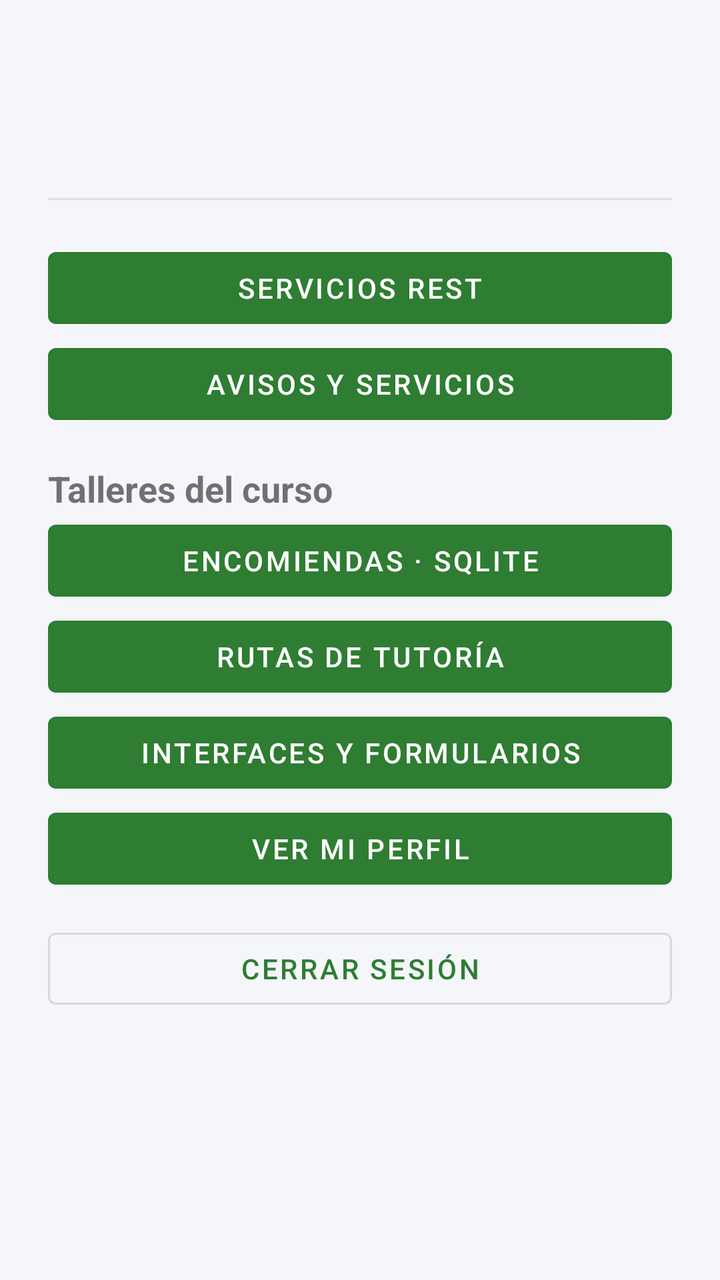
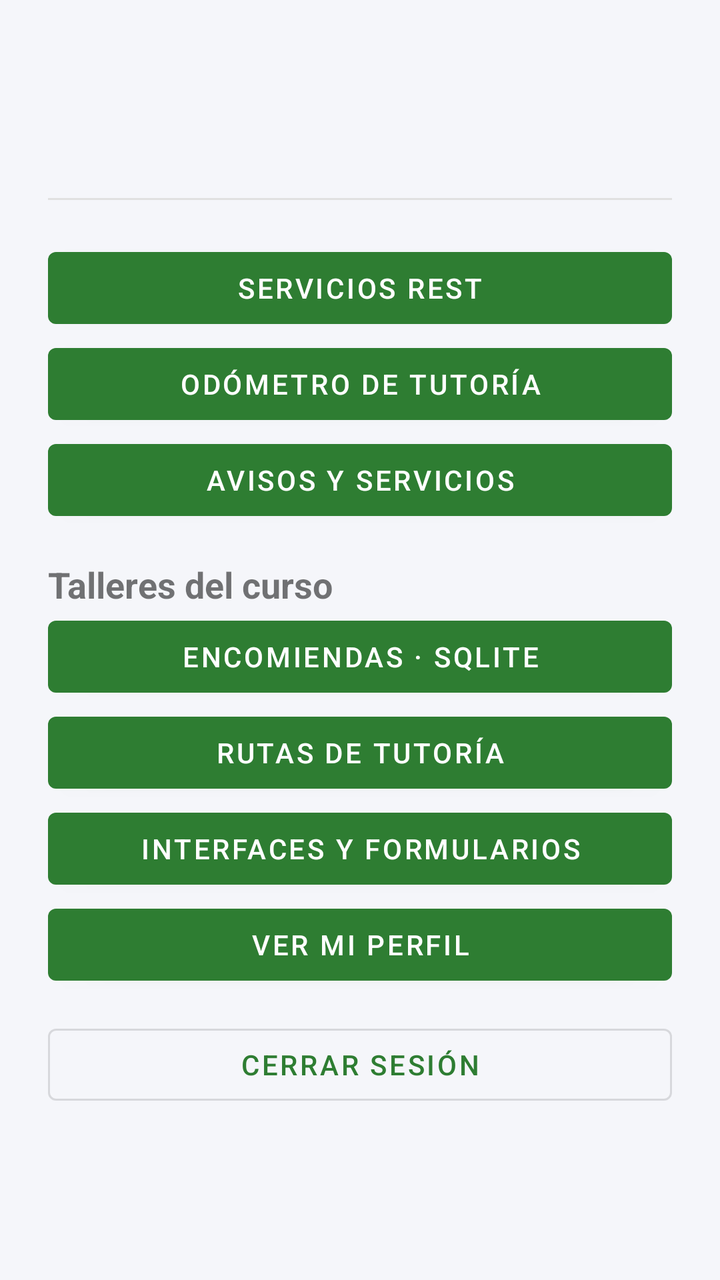

Screens rendered from an Android XML layout before and after an edit, with the pre-edit source and the edit as a unified diff.
<!-- AndroidManifest.xml: application theme Theme.CursosVirtuales -->
<!-- res/layout/activity_main.xml -->
<?xml version="1.0" encoding="utf-8"?>
<ScrollView xmlns:android="http://schemas.android.com/apk/res/android"
    android:layout_width="match_parent" android:layout_height="match_parent" android:fillViewport="true">
<LinearLayout
    android:layout_width="match_parent"
    android:layout_height="wrap_content"
    android:orientation="vertical"
    android:background="@color/background"
    android:padding="24dp">

    <TextView
        android:id="@+id/tvWelcome"
        android:layout_width="match_parent"
        android:layout_height="wrap_content"
        android:textSize="22sp"
        android:textStyle="bold"
        android:textColor="@color/text_primary" />

    <TextView
        android:id="@+id/tvRolePanel"
        android:layout_width="match_parent"
        android:layout_height="wrap_content"
        android:layout_marginTop="4dp"
        android:textSize="16sp"
        android:textColor="@color/text_secondary" />

    <View
        android:layout_width="match_parent"
        android:layout_height="1dp"
        android:background="#E0E0E0"
        android:layout_marginVertical="20dp" />

    <com.google.android.material.button.MaterialButton
        android:id="@+id/btnMisCursos"
        android:layout_width="match_parent"
        android:layout_height="wrap_content"
        android:layout_marginBottom="12dp"
        android:text="@string/titulo_mis_cursos"
        android:visibility="gone" />

    <com.google.android.material.button.MaterialButton
        android:id="@+id/btnCursosDisponibles"
        android:layout_width="match_parent"
        android:layout_height="wrap_content"
        android:layout_marginBottom="12dp"
        android:text="@string/titulo_cursos_disponibles"
        android:visibility="gone" />

    <com.google.android.material.button.MaterialButton
        android:id="@+id/btnCalificaciones"
        android:layout_width="match_parent"
        android:layout_height="wrap_content"
        android:text="Mis calificaciones"
        android:visibility="gone" />

    <com.google.android.material.button.MaterialButton
        android:id="@+id/btnServiciosRest"
        android:layout_width="match_parent"
        android:layout_height="wrap_content"
        android:text="Servicios REST" />

    <com.google.android.material.button.MaterialButton
        android:id="@+id/btnAvisos" android:layout_width="match_parent"
        android:layout_height="wrap_content" android:text="Avisos y servicios" />

    <TextView android:layout_width="match_parent" android:layout_height="wrap_content"
        android:layout_marginTop="16dp" android:text="Talleres del curso" android:textStyle="bold" android:textSize="18sp" />
    <com.google.android.material.button.MaterialButton
        android:id="@+id/btnEncomiendas" android:layout_width="match_parent"
        android:layout_height="wrap_content" android:text="Encomiendas · SQLite" />
    <com.google.android.material.button.MaterialButton
        android:id="@+id/btnTutorias" android:layout_width="match_parent"
        android:layout_height="wrap_content" android:text="Rutas de tutoría" />
    <com.google.android.material.button.MaterialButton
        android:id="@+id/btnLayouts" android:layout_width="match_parent"
        android:layout_height="wrap_content" android:text="Interfaces y formularios" />

    <com.google.android.material.button.MaterialButton
        android:id="@+id/btnDemo" android:layout_width="match_parent"
        android:layout_height="wrap_content" android:text="Cargar ejemplos de presentación" android:visibility="gone" />
    <com.google.android.material.button.MaterialButton
        android:id="@+id/btnGoProfile"
        android:layout_width="match_parent"
        android:layout_height="wrap_content"
        android:text="@string/home_go_profile" />

    <com.google.android.material.button.MaterialButton
        android:id="@+id/btnLogout"
        style="@style/Widget.MaterialComponents.Button.OutlinedButton"
        android:layout_width="match_parent"
        android:layout_height="wrap_content"
        android:layout_marginTop="12dp"
        android:text="@string/home_logout" />

</LinearLayout>
</ScrollView>
<!-- resources referenced by this layout -->
<resources>
  <color name="background">#F5F6FA</color>
  <color name="text_primary">#1C1C1E</color>
  <color name="text_secondary">#6B6B70</color>
  <string name="home_go_profile">Ver mi perfil</string>
  <string name="home_logout">Cerrar sesión</string>
  <string name="titulo_cursos_disponibles">Cursos disponibles</string>
  <string name="titulo_mis_cursos">Mis cursos</string>
  <style name="Theme.CursosVirtuales" parent="Theme.MaterialComponents.DayNight.NoActionBar">
          <item name="colorPrimary">@color/brand_primary</item>
          <item name="colorPrimaryDark">@color/brand_primary_dark</item>
          <item name="colorAccent">@color/brand_accent</item>
          <item name="android:windowBackground">@color/background</item>
          <item name="android:statusBarColor">@color/brand_primary_dark</item>
      </style>
  <color name="brand_primary">#2E7D32</color>
  <color name="brand_primary_dark">#1B5E20</color>
  <color name="brand_accent">#FFC107</color>
</resources>

<!-- the commit's change to res/layout/activity_main.xml (unified diff, before → after) -->
@@ -60,6 +60,10 @@
         android:text="Servicios REST" />
 
     <com.google.android.material.button.MaterialButton
+        android:id="@+id/btnOdometro" android:layout_width="match_parent"
+        android:layout_height="wrap_content" android:text="Odómetro de tutoría" />
+
+    <com.google.android.material.button.MaterialButton
         android:id="@+id/btnAvisos" android:layout_width="match_parent"
         android:layout_height="wrap_content" android:text="Avisos y servicios" />
 
